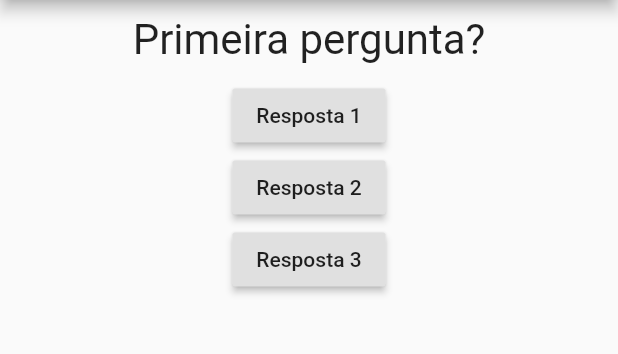
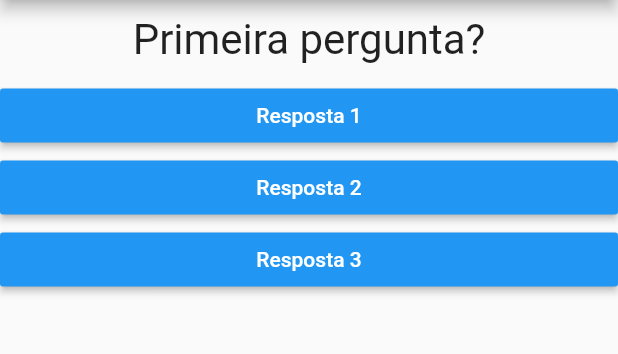
Before and after one commit to eniomcosta/projeto_perguntas, a Flutter app: the screen it shows after launch, on a phone screen of 412 x 824 dp, the part 84-438 px from its top. Run offline on Flutter 3.47's test engine with Material 2 defaults, Android fonts, the phone set to English and light mode, and no system bars; missing offline and left inert: dart:ffi.

Commit message:
Created Questionario and Resultado components.

```diff
--- a/lib/main.dart
+++ b/lib/main.dart
@@ -1,43 +1,59 @@
 import 'package:flutter/cupertino.dart';
 import 'package:flutter/material.dart';
+import 'package:projeto_perguntas/questionario.dart';
 
-import './questao.dart';
-import './resposta.dart';
+import './resultado.dart';
+import './questionario.dart';
 
 main() => runApp(PerguntasApp());
 
 class _PerguntasAppState extends State<PerguntasApp> {
-  var perguntaSelecionada = 0;
+  var _perguntaSelecionada = 0;
+  var _pontuacaoTotal = 0;
 
-  void _responder() {
+  final _mapPerguntas = const [
+    {
+      "texto": "Primeira pergunta?",
+      "respostas": [
+        {"texto": "Resposta 1", "pontuacao": 10},
+        {"texto": "Resposta 2", "pontuacao": 5},
+        {"texto": "Resposta 3", "pontuacao": 1},
+      ]
+    },
+    {
+      "texto": "Segunda pergunta?",
+      "respostas": [
+        {"texto": "Resposta 4", "pontuacao": 10},
+        {"texto": "Resposta 5", "pontuacao": 5},
+        {"texto": "Resposta 6", "pontuacao": 1},
+      ]
+    },
+  ];
+
+  void _responder(int pontuacao) {
     setState(() {
-      perguntaSelecionada++;
+      _perguntaSelecionada++;
+      _pontuacaoTotal += pontuacao;
     });
+  }
 
-    print(perguntaSelecionada);
+  bool get temPerguntaSelecionada {
+    return _perguntaSelecionada < _mapPerguntas.length;
   }
 
   @override
   Widget build(BuildContext context) {
-    final perguntas = [
-      "Primeira pergunta?",
-      "Segunda pergunta?",
-    ];
-
     return MaterialApp(
       home: Scaffold(
-        appBar: AppBar(
-          title: Text("Perguntas"),
-        ),
-        body: Column(
-          children: [
-            Questao(perguntas[perguntaSelecionada]),
-            Resposta("Resposta 1", _responder),
-            Resposta("Resposta 2", _responder),
-            Resposta("Resposta 3", _responder),
-          ],
-        ),
-      ),
+          appBar: AppBar(
+            title: Text("Perguntas"),
+          ),
+          body: temPerguntaSelecionada
+              ? Questionario(
+                  enunciado: _mapPerguntas[_perguntaSelecionada]['texto'],
+                  respostas: _mapPerguntas[_perguntaSelecionada]['respostas'],
+                  responder: _responder)
+              : Resultado(pontuacaoTotal: _pontuacaoTotal)),
     );
   }
 }
--- /dev/null
+++ b/lib/questionario.dart
@@ -0,0 +1,27 @@
+import 'package:flutter/material.dart';
+
+import './questao.dart';
+import './resposta.dart';
+
+class Questionario extends StatelessWidget {
+  final String enunciado;
+  final List<Map<String, Object>> respostas;
+  final Function(int) responder;
+
+  Questionario(
+      {@required this.enunciado,
+      @required this.respostas,
+      @required this.responder});
+
+  @override
+  Widget build(BuildContext context) {
+    return Column(
+      children: [
+        Questao(enunciado),
+        ...respostas
+            .map((r) => Resposta(r['texto'], () => responder(r['pontuacao'])))
+            .toList(),
+      ],
+    );
+  }
+}
--- a/lib/resposta.dart
+++ b/lib/resposta.dart
@@ -1,3 +1,5 @@
+import 'dart:ffi';
+
 import 'package:flutter/material.dart';
 
 class Resposta extends StatelessWidget {
@@ -8,9 +10,14 @@ class Resposta extends StatelessWidget {
 
   @override
   Widget build(BuildContext context) {
-    return RaisedButton(
-      child: Text(texto),
-      onPressed: responder,
+    return Container(
+      width: double.infinity,
+      child: RaisedButton(
+        textColor: Colors.white,
+        color: Colors.blue,
+        child: Text(texto),
+        onPressed: responder,
+      ),
     );
   }
 }
--- /dev/null
+++ b/lib/resultado.dart
@@ -0,0 +1,17 @@
+import 'package:flutter/material.dart';
+
+class Resultado extends StatelessWidget {
+  final int pontuacaoTotal;
+
+  Resultado({@required this.pontuacaoTotal});
+
+  @override
+  Widget build(BuildContext context) {
+    return Center(
+      child: Text(
+        "Parabéns! Pontuação Total: $pontuacaoTotal",
+        style: TextStyle(fontSize: 28),
+      ),
+    );
+  }
+}
```
